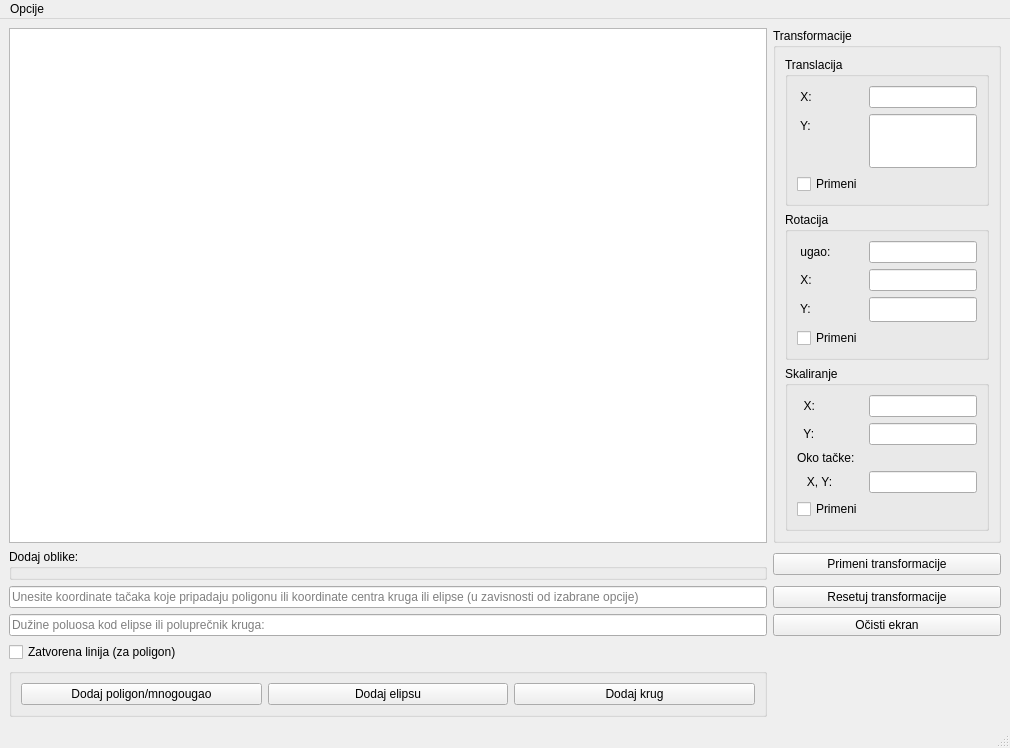
The window that App/mainwindow.ui (MATF-RS20/RS016-geopaint) describes before a commit, drawn with Qt 5.
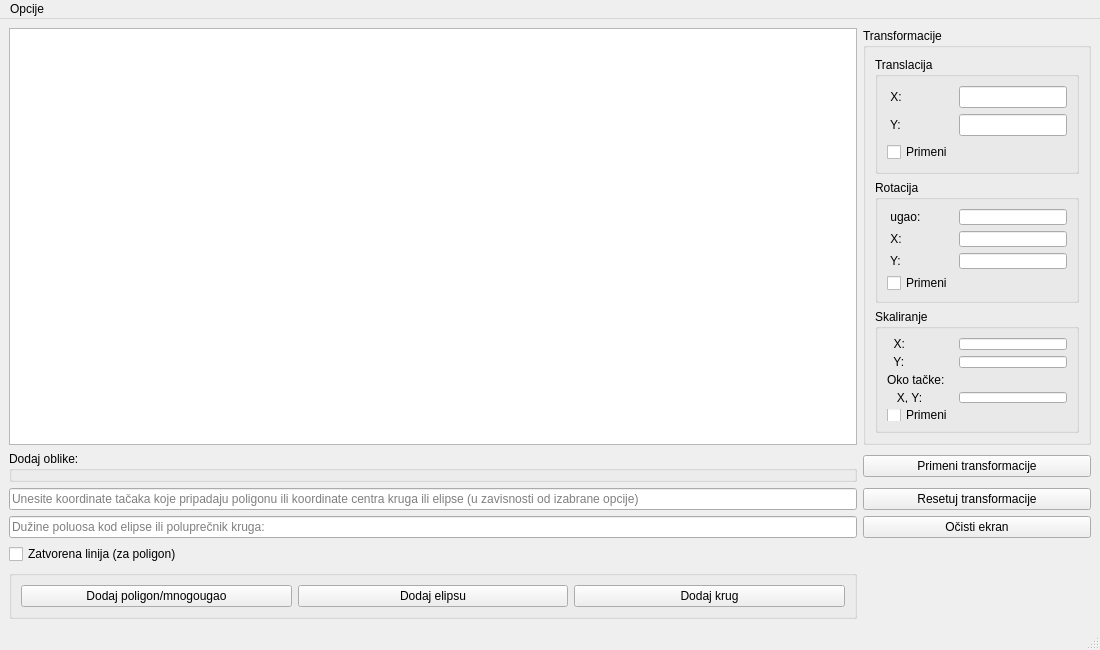
The same window after the commit. Custom widgets are drawn as their Qt base class.

What changed in the file:
```diff
--- a/App/mainwindow.ui
+++ b/App/mainwindow.ui
@@ -6,8 +6,8 @@
    <rect>
     <x>0</x>
     <y>0</y>
-    <width>1010</width>
-    <height>748</height>
+    <width>1100</width>
+    <height>650</height>
    </rect>
   </property>
   <property name="sizePolicy">
@@ -332,7 +332,7 @@
     <rect>
      <x>0</x>
      <y>0</y>
-     <width>1010</width>
+     <width>1100</width>
      <height>21</height>
     </rect>
    </property>
```
